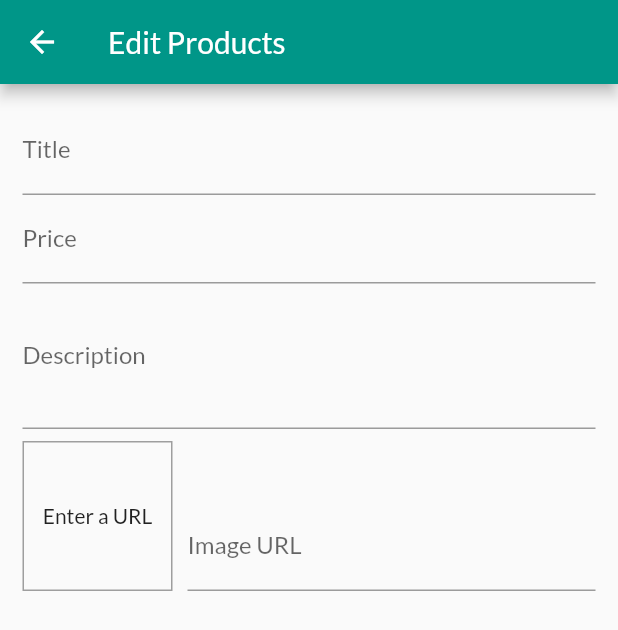
After one commit to agrawalkunal2001/ShopOn, a Flutter app: the EditProductScreen screen opened by its route, on a phone screen of 412 x 824 dp. The commit adds this screen. Shown: the top 630 px of the screen. Run offline on Flutter 3.47's test engine with Material 2 defaults, Android fonts, the phone set to English and light mode, and no system bars; network calls fail.

Commit message:
Added form

```diff
--- a/lib/main.dart
+++ b/lib/main.dart
@@ -4,6 +4,7 @@
 import 'package:shopon/providers/products_order.dart';
 import 'package:shopon/providers/products_provider.dart';
 import 'package:shopon/screens/cart_screen.dart';
+import 'package:shopon/screens/edit_product_screen.dart';
 import 'package:shopon/screens/orders_screen.dart';
 import 'package:shopon/screens/product_detail_screen.dart';
 import 'package:shopon/screens/products_overview_screen.dart';
@@ -45,6 +46,7 @@
           CartScreen.routeName: (ctx) => CartScreen(),
           OrdersScreen.routeName: (ctx) => OrdersScreen(),
           UserProductsScreen.routeName: (ctx) => UserProductsScreen(),
+          EditProductScreen.routeName: (ctx) => EditProductScreen(),
         },
       ),
     );
--- /dev/null
+++ b/lib/screens/edit_product_screen.dart
@@ -0,0 +1,94 @@
+import 'package:flutter/material.dart';
+
+class EditProductScreen extends StatefulWidget {
+  static const routeName = "/edit-product";
+
+  @override
+  State<EditProductScreen> createState() => _EditProductScreenState();
+}
+
+class _EditProductScreenState extends State<EditProductScreen> {
+  final _priceFocusNode =
+      FocusNode(); // It is used to shift focus to next field when next button is pressed.
+  final _descriptionFocusNode = FocusNode();
+  final _imageURLController =
+      TextEditingController(); // To show a preview of the image before submitting the form.
+
+  @override
+  void dispose() {
+    _priceFocusNode.dispose();
+    _descriptionFocusNode.dispose();
+    _imageURLController.dispose();
+    super.dispose();
+  }
+
+  @override
+  Widget build(BuildContext context) {
+    return Scaffold(
+      appBar: AppBar(
+        title: Text("Edit Products"),
+      ),
+      body: Padding(
+        padding: const EdgeInsets.all(15.0),
+        child: Form(
+          child: ListView(
+            children: <Widget>[
+              TextFormField(
+                decoration: InputDecoration(labelText: "Title"),
+                textInputAction: TextInputAction
+                    .next /* This will show a next option on the keyboard which on pressing will move the cursor to the next text field*/,
+                onFieldSubmitted: (_) {
+                  FocusScope.of(context).requestFocus(_priceFocusNode);
+                },
+              ),
+              TextFormField(
+                decoration: InputDecoration(labelText: "Price"),
+                textInputAction: TextInputAction.next,
+                keyboardType: TextInputType.number,
+                focusNode: _priceFocusNode,
+                onFieldSubmitted: (_) {
+                  FocusScope.of(context).requestFocus(_descriptionFocusNode);
+                },
+              ),
+              TextFormField(
+                decoration: InputDecoration(labelText: "Description"),
+                maxLines: 3,
+                keyboardType: TextInputType.multiline,
+                focusNode: _descriptionFocusNode,
+              ),
+              Row(
+                crossAxisAlignment: CrossAxisAlignment.end,
+                children: <Widget>[
+                  Container(
+                    width: 100,
+                    height: 100,
+                    margin: EdgeInsets.only(top: 8, right: 10),
+                    decoration: BoxDecoration(
+                        border: Border.all(width: 1, color: Colors.grey)),
+                    child: _imageURLController.text.isEmpty
+                        ? Center(child: Text("Enter a URL"))
+                        : FittedBox(
+                            child: Image.network(_imageURLController.text),
+                            fit: BoxFit.cover,
+                          ),
+                  ),
+                  Expanded(
+                    child: TextFormField(
+                      decoration: InputDecoration(labelText: "Image URL"),
+                      keyboardType: TextInputType.url,
+                      textInputAction: TextInputAction.done,
+                      onEditingComplete: () {
+                        setState(() {});
+                      },
+                      controller: _imageURLController,
+                    ),
+                  ),
+                ],
+              ),
+            ],
+          ),
+        ),
+      ),
+    );
+  }
+}
--- a/lib/screens/user_products_screen.dart
+++ b/lib/screens/user_products_screen.dart
@@ -1,6 +1,7 @@
 import 'package:flutter/material.dart';
 import 'package:provider/provider.dart';
 import 'package:shopon/providers/products_provider.dart';
+import 'package:shopon/screens/edit_product_screen.dart';
 import 'package:shopon/widgets/app_drawer.dart';
 import 'package:shopon/widgets/user_product_item.dart';
 
@@ -16,7 +17,9 @@
         actions: <Widget>[
           IconButton(
             icon: Icon(Icons.add),
-            onPressed: () {},
+            onPressed: () {
+              Navigator.of(context).pushNamed(EditProductScreen.routeName);
+            },
           ),
         ],
       ),
```
